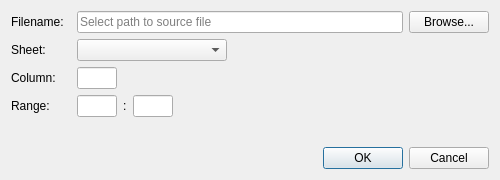
Qt form ui/opendialog.ui (rodnaxel/FindPair) before a commit.
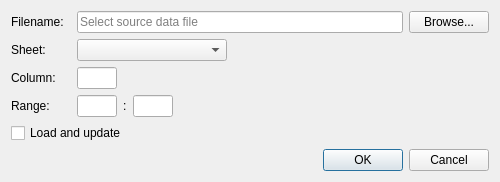
The same form after that commit.

The edit to the form file:
```diff
--- a/ui/opendialog.ui
+++ b/ui/opendialog.ui
@@ -35,7 +35,7 @@
         <bool>true</bool>
        </property>
        <property name="placeholderText">
-        <string>Select path to source file</string>
+        <string>Select source data file</string>
        </property>
       </widget>
      </item>
@@ -254,6 +254,13 @@
      </item>
     </layout>
    </item>
+   <item>
+    <widget class="QCheckBox" name="loadAndUpdateCheck">
+     <property name="text">
+      <string>Load and update</string>
+     </property>
+    </widget>
+   </item>
    <item>
     <spacer name="verticalSpacer">
      <property name="orientation">
```
